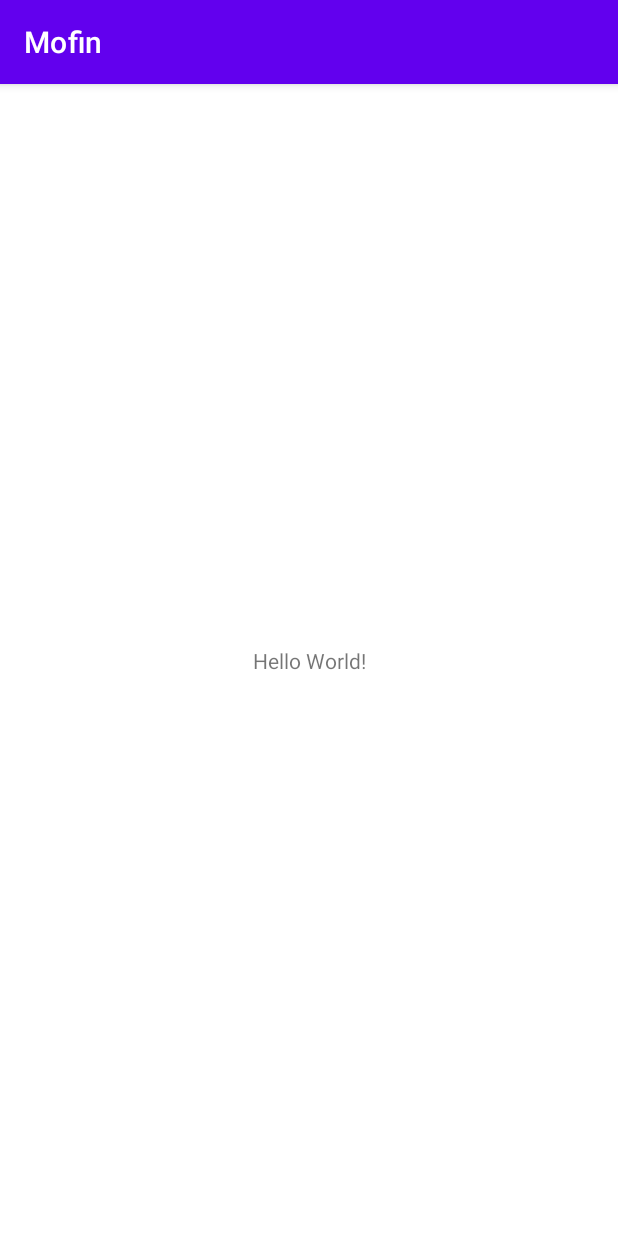
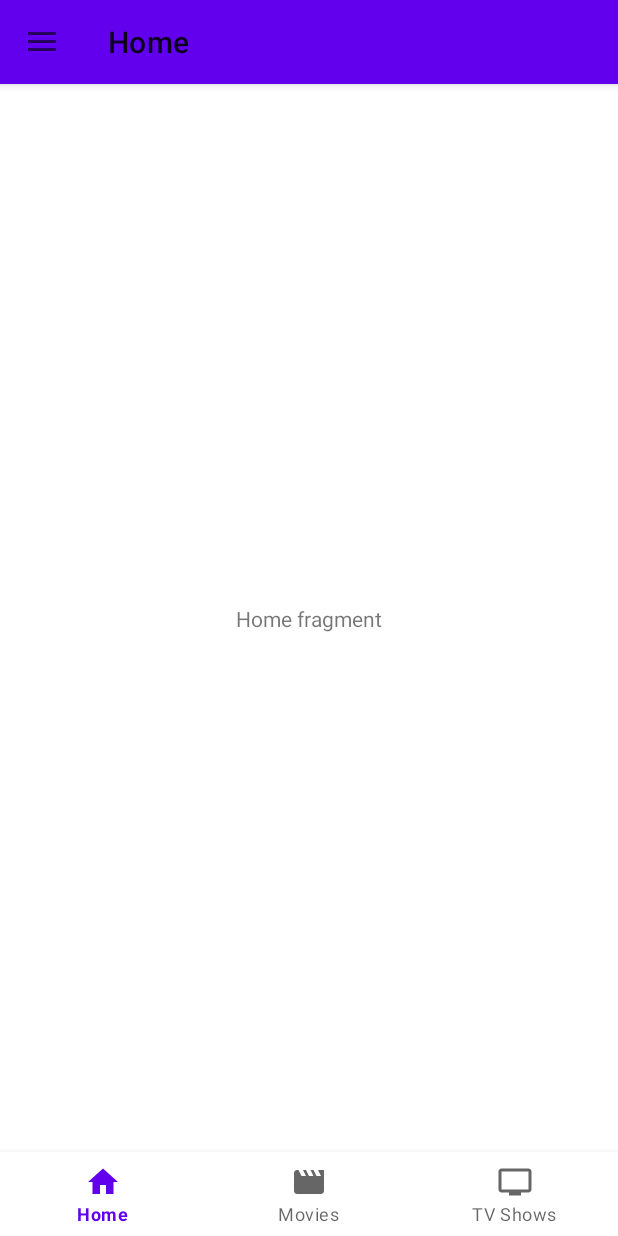
Before and after one commit to admajarois/Mofin_android_app, an Android app: the screen it shows after launch (MainActivity), on a phone screen of 412 x 824 dp. Run offline under Robolectric (Android 15) with nearby library versions, the phone set to English and light mode, and no system bars; our stand-ins replace navigation-ui.

Commit message:
navigation is as expected

```diff
--- a/app/src/main/AndroidManifest.xml
+++ b/app/src/main/AndroidManifest.xml
@@ -14,11 +14,12 @@
         android:theme="@style/Theme.Mofin"
         tools:targetApi="31" >
         <activity
-            android:name=".SplashActivity"
+            android:name=".ui.activity.SplashActivity"
             android:exported="false" />
         <activity
             android:name=".ui.activity.MainActivity"
-            android:exported="true" >
+            android:exported="true"
+            android:theme="@style/Theme.Mofin.NoActionBar">
             <intent-filter>
                 <action android:name="android.intent.action.MAIN" />
 
--- a/app/src/main/java/com/admaja/mofin/ui/activity/MainActivity.kt
+++ b/app/src/main/java/com/admaja/mofin/ui/activity/MainActivity.kt
@@ -2,11 +2,45 @@ package com.admaja.mofin.ui.activity
 
 import androidx.appcompat.app.AppCompatActivity
 import android.os.Bundle
+import androidx.appcompat.widget.Toolbar
+import androidx.drawerlayout.widget.DrawerLayout
+import androidx.navigation.NavController
+import androidx.navigation.findNavController
+import androidx.navigation.ui.AppBarConfiguration
+import androidx.navigation.ui.navigateUp
+import androidx.navigation.ui.setupActionBarWithNavController
+import androidx.navigation.ui.setupWithNavController
 import com.admaja.mofin.R
+import com.google.android.material.bottomnavigation.BottomNavigationView
+import com.google.android.material.navigation.NavigationView
 
 class MainActivity : AppCompatActivity() {
+
+    private lateinit var appBarConfiguration: AppBarConfiguration
+    private lateinit var navController: NavController
+
     override fun onCreate(savedInstanceState: Bundle?) {
         super.onCreate(savedInstanceState)
         setContentView(R.layout.activity_main)
+        val toolbar: Toolbar = findViewById(R.id.toolbar)
+        setSupportActionBar(toolbar)
+
+        val bottomNavigationView: BottomNavigationView = findViewById(R.id.bottom_nav_view)
+        navController = findNavController(R.id.nav_host_fragment)
+        val drawerLayout: DrawerLayout = findViewById(R.id.drawer_layout)
+        val navView: NavigationView = findViewById(R.id.nav_view)
+
+        appBarConfiguration = AppBarConfiguration(setOf(
+            R.id.navigation_home, R.id.navigation_movie, R.id.navigation_tv
+        ), drawerLayout)
+
+        setupActionBarWithNavController(navController, appBarConfiguration)
+        navView.setupWithNavController(navController)
+        bottomNavigationView.setupWithNavController(navController)
+    }
+
+    override fun onSupportNavigateUp(): Boolean {
+        val navController = findNavController(R.id.nav_host_fragment)
+        return navController.navigateUp(appBarConfiguration) || super.onSupportNavigateUp()
     }
 }
--- /dev/null
+++ b/app/src/main/res/drawable/ic_favorite.xml
@@ -0,0 +1,5 @@
+<vector android:height="24dp" android:tint="#FFFFFF"
+    android:viewportHeight="24" android:viewportWidth="24"
+    android:width="24dp" xmlns:android="http://schemas.android.com/apk/res/android">
+    <path android:fillColor="@android:color/white" android:pathData="M12,21.35l-1.45,-1.32C5.4,15.36 2,12.28 2,8.5 2,5.42 4.42,3 7.5,3c1.74,0 3.41,0.81 4.5,2.09C13.09,3.81 14.76,3 16.5,3 19.58,3 22,5.42 22,8.5c0,3.78 -3.4,6.86 -8.55,11.54L12,21.35z"/>
+</vector>
--- a/app/src/main/res/layout/activity_main.xml
+++ b/app/src/main/res/layout/activity_main.xml
@@ -1,18 +1,23 @@
 <?xml version="1.0" encoding="utf-8"?>
-<androidx.constraintlayout.widget.ConstraintLayout xmlns:android="http://schemas.android.com/apk/res/android"
+<androidx.drawerlayout.widget.DrawerLayout xmlns:android="http://schemas.android.com/apk/res/android"
     xmlns:app="http://schemas.android.com/apk/res-auto"
     xmlns:tools="http://schemas.android.com/tools"
+    android:id="@+id/drawer_layout"
     android:layout_width="match_parent"
     android:layout_height="match_parent"
     tools:context=".ui.activity.MainActivity">
 
-    <TextView
+    <include
+        layout="@layout/app_bar_main"
+        android:layout_width="match_parent"
+        android:layout_height="match_parent"/>
+
+    <com.google.android.material.navigation.NavigationView
+        android:id="@+id/nav_view"
         android:layout_width="wrap_content"
-        android:layout_height="wrap_content"
-        android:text="Hello World!"
-        app:layout_constraintBottom_toBottomOf="parent"
-        app:layout_constraintEnd_toEndOf="parent"
-        app:layout_constraintStart_toStartOf="parent"
-        app:layout_constraintTop_toTopOf="parent" />
+        android:layout_height="match_parent"
+        android:fitsSystemWindows="true"
+        android:layout_gravity="start"
+        app:menu="@menu/drawer_menu"/>
 
-</androidx.constraintlayout.widget.ConstraintLayout>
+</androidx.drawerlayout.widget.DrawerLayout>
--- /dev/null
+++ b/app/src/main/res/layout/app_bar_main.xml
@@ -0,0 +1,25 @@
+<?xml version="1.0" encoding="utf-8"?>
+<androidx.coordinatorlayout.widget.CoordinatorLayout xmlns:android="http://schemas.android.com/apk/res/android"
+    android:layout_width="match_parent"
+    android:layout_height="match_parent"
+    xmlns:tools="http://schemas.android.com/tools"
+    xmlns:app="http://schemas.android.com/apk/res-auto"
+    tools:context=".ui.activity.MainActivity">
+
+    <com.google.android.material.appbar.AppBarLayout
+        android:layout_width="match_parent"
+        android:layout_height="wrap_content"
+        style="@style/Theme.NavigationDrawer.AppBarOverlay">
+
+        <androidx.appcompat.widget.Toolbar
+            android:id="@+id/toolbar"
+            android:layout_width="match_parent"
+            android:layout_height="?attr/actionBarSize"
+            android:background="?attr/colorPrimary"
+            app:popupTheme="@style/Theme.NavigationDrawer.PopupOverlay"/>
+
+    </com.google.android.material.appbar.AppBarLayout>
+
+    <include layout="@layout/content_main"/>
+
+</androidx.coordinatorlayout.widget.CoordinatorLayout>
--- /dev/null
+++ b/app/src/main/res/layout/content_main.xml
@@ -0,0 +1,29 @@
+<?xml version="1.0" encoding="utf-8"?>
+<androidx.constraintlayout.widget.ConstraintLayout xmlns:android="http://schemas.android.com/apk/res/android"
+    android:layout_width="match_parent"
+    android:layout_height="match_parent"
+    xmlns:app="http://schemas.android.com/apk/res-auto">
+
+    <com.google.android.material.bottomnavigation.BottomNavigationView
+        android:id="@+id/bottom_nav_view"
+        android:layout_width="0dp"
+        android:layout_height="wrap_content"
+        android:background="?android:attr/windowBackground"
+        app:menu="@menu/bottom_menu"
+        app:layout_constraintBottom_toBottomOf="parent"
+        app:layout_constraintEnd_toEndOf="parent"
+        app:layout_constraintStart_toStartOf="parent" />
+
+    <fragment
+        android:id="@+id/nav_host_fragment"
+        android:name="androidx.navigation.fragment.NavHostFragment"
+        android:layout_width="match_parent"
+        android:layout_height="match_parent"
+        app:defaultNavHost="true"
+        app:layout_constraintBottom_toTopOf="@+id/bottom_nav_view"
+        app:layout_constraintEnd_toEndOf="parent"
+        app:layout_constraintStart_toStartOf="parent"
+        app:layout_constraintTop_toTopOf="parent"
+        app:navGraph="@navigation/mobile_navigation" />
+
+</androidx.constraintlayout.widget.ConstraintLayout>
--- a/app/src/main/res/layout/fragment_home.xml
+++ b/app/src/main/res/layout/fragment_home.xml
@@ -1,5 +1,6 @@
 <?xml version="1.0" encoding="utf-8"?>
-<FrameLayout xmlns:android="http://schemas.android.com/apk/res/android"
+<androidx.constraintlayout.widget.ConstraintLayout xmlns:android="http://schemas.android.com/apk/res/android"
+    xmlns:app="http://schemas.android.com/apk/res-auto"
     xmlns:tools="http://schemas.android.com/tools"
     android:layout_width="match_parent"
     android:layout_height="match_parent"
@@ -7,8 +8,12 @@
 
     <!-- TODO: Update blank fragment layout -->
     <TextView
-        android:layout_width="match_parent"
-        android:layout_height="match_parent"
-        android:text="@string/hello_blank_fragment" />
+        android:layout_width="wrap_content"
+        android:layout_height="wrap_content"
+        android:text="Home fragment"
+        app:layout_constraintBottom_toBottomOf="parent"
+        app:layout_constraintEnd_toEndOf="parent"
+        app:layout_constraintStart_toStartOf="parent"
+        app:layout_constraintTop_toTopOf="parent" />
 
-</FrameLayout>
+</androidx.constraintlayout.widget.ConstraintLayout>
--- a/app/src/main/res/layout/fragment_movie.xml
+++ b/app/src/main/res/layout/fragment_movie.xml
@@ -1,5 +1,6 @@
 <?xml version="1.0" encoding="utf-8"?>
-<FrameLayout xmlns:android="http://schemas.android.com/apk/res/android"
+<androidx.constraintlayout.widget.ConstraintLayout xmlns:android="http://schemas.android.com/apk/res/android"
+    xmlns:app="http://schemas.android.com/apk/res-auto"
     xmlns:tools="http://schemas.android.com/tools"
     android:layout_width="match_parent"
     android:layout_height="match_parent"
@@ -7,8 +8,12 @@
 
     <!-- TODO: Update blank fragment layout -->
     <TextView
-        android:layout_width="match_parent"
-        android:layout_height="match_parent"
-        android:text="@string/hello_blank_fragment" />
+        android:layout_width="wrap_content"
+        android:layout_height="wrap_content"
+        android:text="Movie Fragment"
+        app:layout_constraintBottom_toBottomOf="parent"
+        app:layout_constraintEnd_toEndOf="parent"
+        app:layout_constraintStart_toStartOf="parent"
+        app:layout_constraintTop_toTopOf="parent" />
 
-</FrameLayout>
+</androidx.constraintlayout.widget.ConstraintLayout>
--- a/app/src/main/res/layout/fragment_tv.xml
+++ b/app/src/main/res/layout/fragment_tv.xml
@@ -1,5 +1,6 @@
 <?xml version="1.0" encoding="utf-8"?>
-<FrameLayout xmlns:android="http://schemas.android.com/apk/res/android"
+<androidx.constraintlayout.widget.ConstraintLayout xmlns:android="http://schemas.android.com/apk/res/android"
+    xmlns:app="http://schemas.android.com/apk/res-auto"
     xmlns:tools="http://schemas.android.com/tools"
     android:layout_width="match_parent"
     android:layout_height="match_parent"
@@ -7,8 +8,12 @@
 
     <!-- TODO: Update blank fragment layout -->
     <TextView
-        android:layout_width="match_parent"
-        android:layout_height="match_parent"
-        android:text="@string/hello_blank_fragment" />
+        android:layout_width="wrap_content"
+        android:layout_height="wrap_content"
+        android:text="TV Fragment"
+        app:layout_constraintBottom_toBottomOf="parent"
+        app:layout_constraintEnd_toEndOf="parent"
+        app:layout_constraintStart_toStartOf="parent"
+        app:layout_constraintTop_toTopOf="parent" />
 
-</FrameLayout>
+</androidx.constraintlayout.widget.ConstraintLayout>
--- a/app/src/main/res/menu/bottom_menu.xml
+++ b/app/src/main/res/menu/bottom_menu.xml
@@ -1,4 +1,17 @@
 <?xml version="1.0" encoding="utf-8"?>
 <menu xmlns:android="http://schemas.android.com/apk/res/android">
+    <item
+        android:id="@+id/navigation_home"
+        android:icon="@drawable/ic_home"
+        android:title="@string/title_home"/>
 
+    <item
+        android:id="@+id/navigation_movie"
+        android:icon="@drawable/ic_movie"
+        android:title="@string/title_movies"/>
+
+    <item
+        android:id="@+id/navigation_tv"
+        android:icon="@drawable/ic_tv"
+        android:title="@string/title_tv_shows"/>
 </menu>
--- /dev/null
+++ b/app/src/main/res/menu/drawer_menu.xml
@@ -0,0 +1,31 @@
+<?xml version="1.0" encoding="utf-8"?>
+<menu xmlns:android="http://schemas.android.com/apk/res/android">
+    <group android:checkableBehavior="single">
+        <item
+            android:id="@+id/navigation_favorite"
+            android:icon="@drawable/ic_favorite"
+            android:title="@string/title_favorite"/>
+    </group>
+    <item android:title="@string/title_genres">
+        <menu>
+            <item
+                android:id="@+id/nav_action"
+                android:title="@string/title_action"/>
+            <item
+                android:id="@+id/nav_comedy"
+                android:title="@string/title_comedy"/>
+            <item
+                android:id="@+id/nav_drama"
+                android:title="@string/title_drama"/>
+            <item
+                android:id="@+id/nav_horror"
+                android:title="@string/title_horror"/>
+            <item
+                android:id="@+id/nav_romance"
+                android:title="@string/title_romance"/>
+            <item
+                android:id="@+id/nav_thriller"
+                android:title="@string/title_thriller"/>
+        </menu>
+    </item>
+</menu>
--- /dev/null
+++ b/app/src/main/res/navigation/mobile_navigation.xml
@@ -0,0 +1,32 @@
+<?xml version="1.0" encoding="utf-8"?>
+<navigation xmlns:android="http://schemas.android.com/apk/res/android"
+    xmlns:app="http://schemas.android.com/apk/res-auto"
+    xmlns:tools="http://schemas.android.com/tools"
+    android:id="@+id/mobile_navigation"
+    app:startDestination="@+id/navigation_home">
+
+    <fragment
+        android:id="@+id/navigation_home"
+        android:name="com.admaja.mofin.ui.fragment.HomeFragment"
+        android:label="@string/title_home"
+        tools:layout="@layout/fragment_home"/>
+
+    <fragment
+        android:id="@+id/navigation_movie"
+        android:name="com.admaja.mofin.ui.fragment.MovieFragment"
+        android:label="@string/title_movies"
+        tools:layout="@layout/fragment_movie"/>
+
+    <fragment
+        android:id="@+id/navigation_tv"
+        android:name="com.admaja.mofin.ui.fragment.TvFragment"
+        android:label="@string/title_tv_shows"
+        tools:layout="@layout/fragment_tv"/>
+
+    <fragment
+        android:id="@+id/navigation_favorite"
+        android:name="com.admaja.mofin.ui.fragment.FavoriteFragment"
+        android:label="@string/title_favorite"
+        tools:layout="@layout/fragment_favorite"/>
+
+</navigation>
--- a/app/src/main/res/values/strings.xml
+++ b/app/src/main/res/values/strings.xml
@@ -2,4 +2,15 @@
     <string name="app_name">Mofin</string>
     <!-- TODO: Remove or change this placeholder text -->
     <string name="hello_blank_fragment">Hello blank fragment</string>
+    <string name="title_home">Home</string>
+    <string name="title_movies">Movies</string>
+    <string name="title_tv_shows">TV Shows</string>
+    <string name="title_favorite">Favorite</string>
+    <string name="title_genres">Genres</string>
+    <string name="title_action">Action</string>
+    <string name="title_comedy">Comedy</string>
+    <string name="title_drama">Drama</string>
+    <string name="title_horror">Horror</string>
+    <string name="title_romance">Romance</string>
+    <string name="title_thriller">Thriller</string>
 </resources>
--- a/app/src/main/res/values/themes.xml
+++ b/app/src/main/res/values/themes.xml
@@ -13,4 +13,10 @@
         <item name="android:statusBarColor" tools:targetApi="l">?attr/colorPrimaryVariant</item>
         <!-- Customize your theme here. -->
     </style>
+    <style name="Theme.Mofin.NoActionBar">
+        <item name="windowActionBar">false</item>
+        <item name="windowNoTitle">true</item>
+    </style>
+    <style name="Theme.NavigationDrawer.AppBarOverlay" parent="ThemeOverlay.AppCompat.Dark.ActionBar"/>
+    <style name="Theme.NavigationDrawer.PopupOverlay" parent="ThemeOverlay.AppCompat.Light"/>
 </resources>
```
Also changed, not shown: app/build.gradle (+6 -4 lines).
